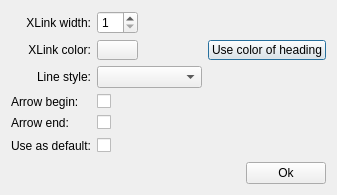
Before: the Qt Designer form editxlinkdialog.ui in insilmaril/vym, drawn with Qt 5.
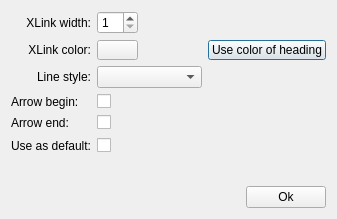
After: the same form once the commit is applied.

```diff
--- a/editxlinkdialog.ui
+++ b/editxlinkdialog.ui
@@ -7,7 +7,7 @@
     <x>0</x>
     <y>0</y>
     <width>337</width>
-    <height>165</height>
+    <height>219</height>
    </rect>
   </property>
   <property name="sizePolicy">
@@ -27,7 +27,7 @@
     <number>11</number>
    </property>
    <item>
-    <layout class="QGridLayout">
+    <layout class="QGridLayout" name="gridLayout">
      <property name="margin">
       <number>0</number>
      </property>
@@ -224,7 +224,7 @@
     </spacer>
    </item>
    <item>
-    <layout class="QHBoxLayout">
+    <layout class="QHBoxLayout" name="boxLayout">
      <property name="spacing">
       <number>6</number>
      </property>
```
Left out of the diff: 2 changed lines with no effect on the pictures.
